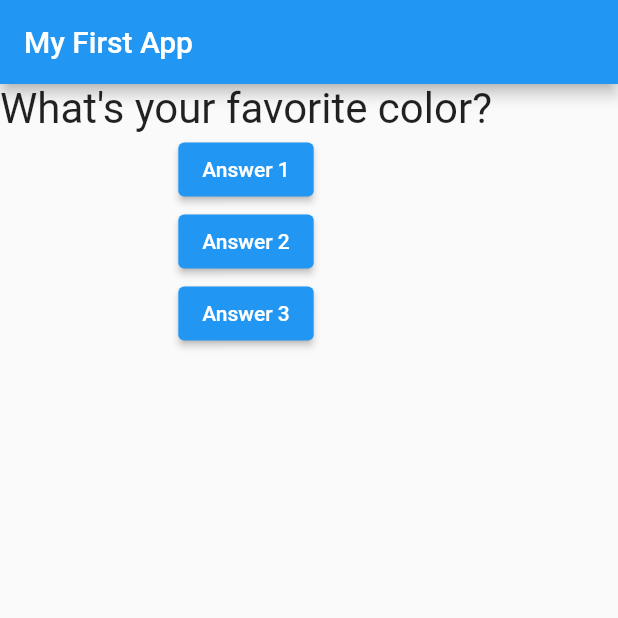
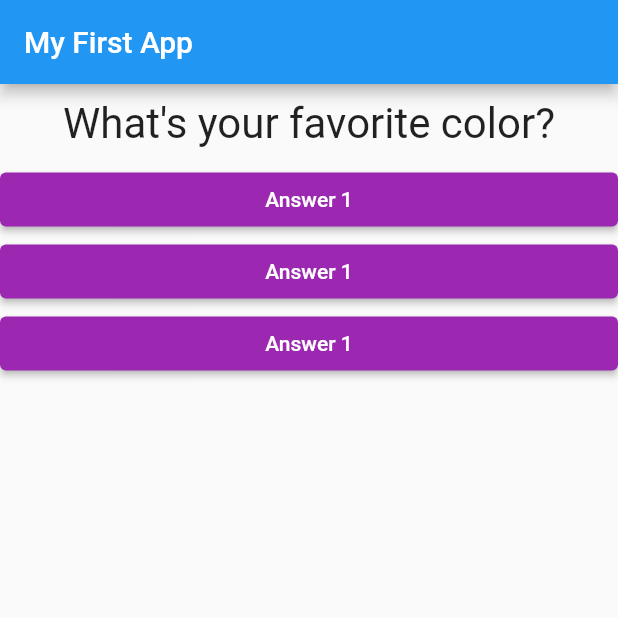
Before and after one commit to rusko122/flutter_complete_guide, a Flutter app: the screen it shows after launch, on a phone screen of 412 x 824 dp, the top half of it. Run offline on Flutter 3.47's test engine with Material 2 defaults, Android fonts, the phone set to English and light mode, and no system bars.

Commit message:
aswer button

```diff
--- /dev/null
+++ b/lib/answer.dart
@@ -0,0 +1,21 @@
+import 'package:flutter/material.dart';
+
+class Answer extends StatelessWidget {
+  final VoidCallback selectHandler;
+
+  Answer(this.selectHandler);
+
+  @override
+  Widget build(BuildContext context) {
+    return Container(
+      width: double.infinity,
+      child: ElevatedButton(
+        style: ButtonStyle(
+          backgroundColor: MaterialStatePropertyAll(Colors.purple),
+        ),
+        child: Text('Answer 1'),
+        onPressed: selectHandler,
+      ),
+    );
+  }
+}
--- a/lib/main.dart
+++ b/lib/main.dart
@@ -1,15 +1,19 @@
 import 'package:flutter/material.dart';
-import 'question.dart';
+import './question.dart';
+import './answer.dart';
 
 // void main() {
 //   runApp(MyApp());
 // }
 
-void main() => runApp(MyApp());
+void main() => runApp(const MyApp());
 
 class MyApp extends StatefulWidget {
+  const MyApp({super.key});
+
   @override
   State<StatefulWidget> createState() {
+    // ignore: todo
     // TODO: implement createState
     return _MyAppState();
   }
@@ -18,45 +22,45 @@ class MyApp extends StatefulWidget {
 class _MyAppState extends State<MyApp> {
   var _questionIndex = 0;
 
+  // ignore: unused_element
   void _answerQuestion() {
     setState(() {
       _questionIndex = _questionIndex + 1;
     });
+    // ignore: avoid_print
     print(_questionIndex);
   }
 
   @override
   Widget build(BuildContext context) {
     var questions = [
-      'What\'s your favorite color?',
-      'What\'s your favorite animal?',
+      {
+        'questionText': 'What\'s your favorite color?',
+        'answers': ['Black', 'Red', 'Green', 'White']
+      },
+      {
+        'questionText': 'What\'s your favorite animal?',
+        'answers': ['Rabbit', 'Snake', 'Elephant', 'Lion']
+      },
+      {
+        'questionText': 'What\'s your favorite intructor?',
+        'answers': ['Max', 'Max', 'Max', 'Max']
+      },
     ];
     return MaterialApp(
       home: Scaffold(
         appBar: AppBar(
-          title: Text('My First App'),
+          title: const Text('My First App'),
         ),
         body: Column(
           children: [
             Question(
-              questions[_questionIndex],
+              questions[_questionIndex]['questionText'] as String,
               questionText1: '',
             ),
-            ElevatedButton(
-              child: Text('Answer 1'),
-              onPressed: _answerQuestion,
-            ),
-            ElevatedButton(
-              child: Text('Answer 2'),
-              onPressed: () => print('Answer 2 chosen!'),
-            ),
-            ElevatedButton(
-              child: Text('Answer 3'),
-              onPressed: () {
-                // ...
-                print('Answer 3 chosen');
-              },
-            ),
+            Answer(_answerQuestion),
+            Answer(_answerQuestion),
+            Answer(_answerQuestion),
           ],
         ),
       ),
--- a/lib/question.dart
+++ b/lib/question.dart
@@ -8,9 +8,14 @@ class Question extends StatelessWidget {
 
   @override
   Widget build(BuildContext context) {
-    return Text(
-      questionText,
-      style: TextStyle(fontSize: 28),
+    return Container(
+      width: double.infinity,
+      margin: const EdgeInsets.all(10),
+      child: Text(
+        questionText,
+        style: const TextStyle(fontSize: 28),
+        textAlign: TextAlign.center,
+      ),
     );
   }
 }
```
Also changed, not shown: 1 other file.
